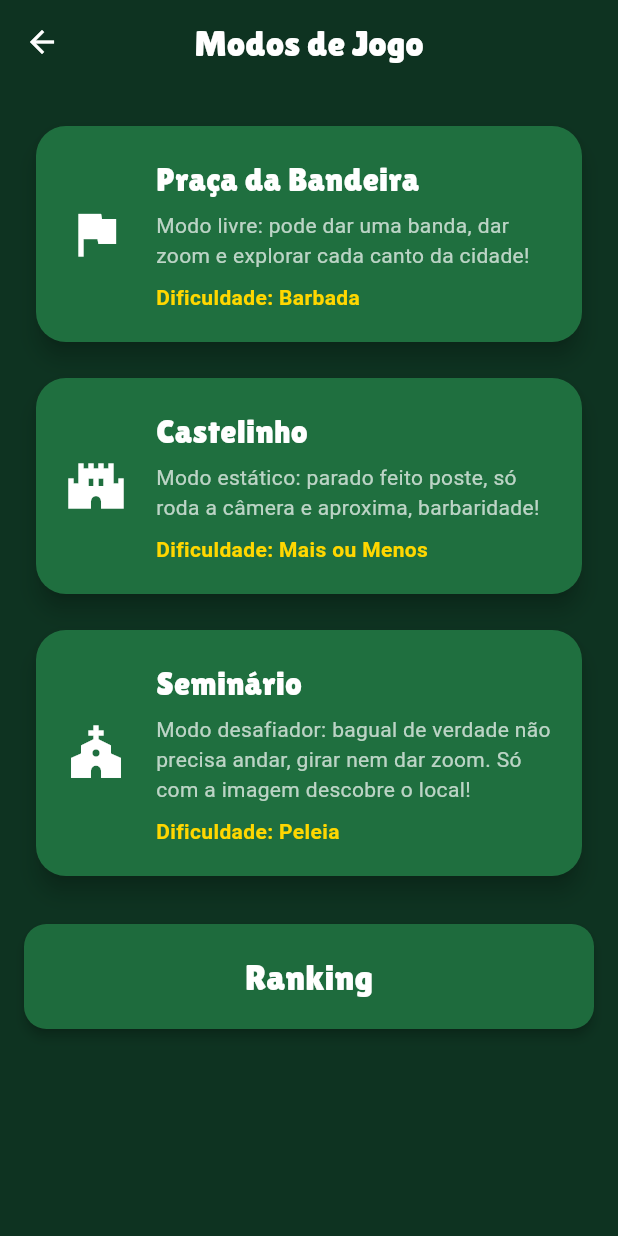
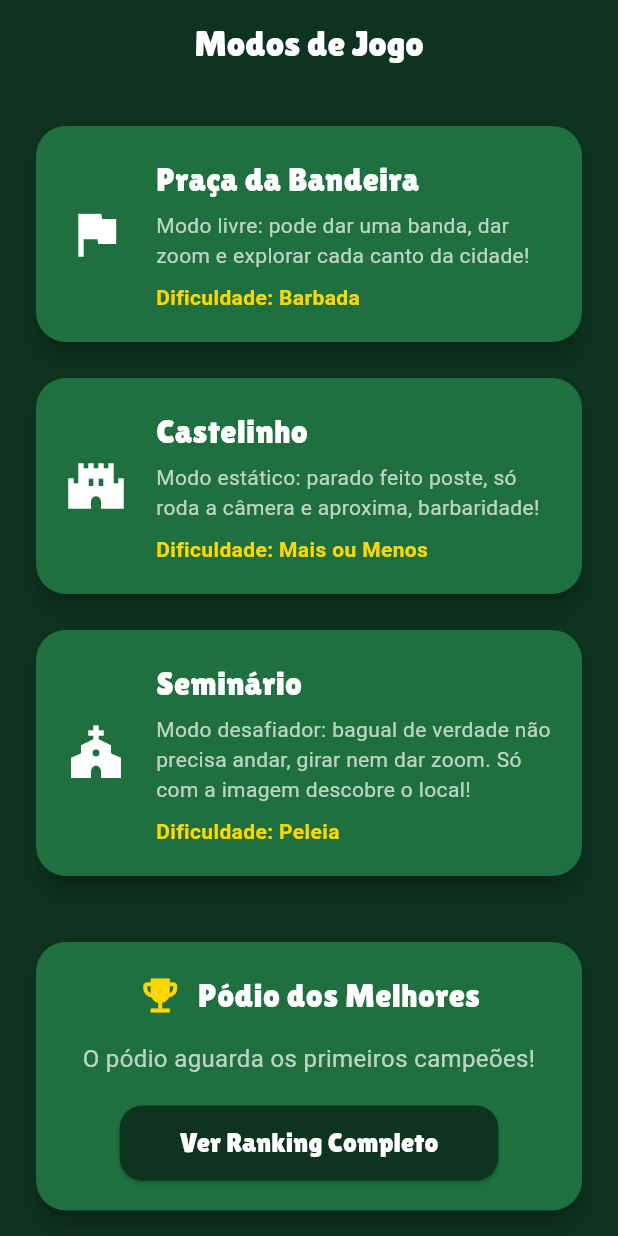
Before and after one commit to feliperodighero/GeoErechim, a Flutter app: the GameModesPage screen opened directly, on a phone screen of 412 x 824 dp. Run offline on Flutter 3.47's test engine with Material 3 defaults, Android fonts, the phone set to English and light mode, and no system bars; our stand-ins replace cloud_firestore, firebase_core, flutter_dotenv, flutter_svg, google_maps_flutter, percent_indicator; missing offline and left inert: flutter_google_street_view; accounts and stored records are empty.

Commit message:
refactor: change section of ranking

```diff
--- a/lib/pages/games_mode_page.dart
+++ b/lib/pages/games_mode_page.dart
@@ -4,9 +4,7 @@ import 'game_page.dart';
 import 'package:geoerechim/providers/game_state.dart';
 import 'package:geoerechim/utils/enums/game_modes.dart';
 import 'package:geoerechim/widgets/game_mode_card.dart';
-import 'package:geoerechim/widgets/custom_buttom.dart';
-import 'package:geoerechim/pages/ranking_page.dart';
-
+import 'package:geoerechim/widgets/top_three_ranking.dart'; // Importe o novo widget
 
 class GameModesPage extends StatelessWidget {
   const GameModesPage({super.key});
@@ -28,6 +26,7 @@ class GameModesPage extends StatelessWidget {
         ),
         centerTitle: true,
         elevation: 0,
+        automaticallyImplyLeading: false, // Remove a seta de voltar
       ),
       body: ListView(
         padding: const EdgeInsets.all(16),
@@ -42,7 +41,9 @@ class GameModesPage extends StatelessWidget {
               Provider.of<GameState>(context, listen: false).resetGame();
               Navigator.push(
                 context,
-                MaterialPageRoute(builder: (context) => const GamePage(mode: GameMode.pracaDaBandeira,)),
+                MaterialPageRoute(
+                    builder: (context) =>
+                        const GamePage(mode: GameMode.pracaDaBandeira)),
               );
             },
           ),
@@ -56,7 +57,9 @@ class GameModesPage extends StatelessWidget {
               Provider.of<GameState>(context, listen: false).resetGame();
               Navigator.push(
                 context,
-                MaterialPageRoute(builder: (context) => const GamePage(mode: GameMode.castelinho,)),
+                MaterialPageRoute(
+                    builder: (context) =>
+                        const GamePage(mode: GameMode.castelinho)),
               );
             },
           ),
@@ -70,20 +73,15 @@ class GameModesPage extends StatelessWidget {
               Provider.of<GameState>(context, listen: false).resetGame();
               Navigator.push(
                 context,
-                MaterialPageRoute(builder: (context) => const GamePage(mode: GameMode.seminario,)),
+                MaterialPageRoute(
+                    builder: (context) =>
+                        const GamePage(mode: GameMode.seminario)),
               );
             },
           ),
-           const SizedBox(height: 20),
-            CustomButton(
-              text: "Ranking",
-              onPressed: () {
-                Navigator.push(
-                  context,
-                  MaterialPageRoute(builder: (context) => const RankingPage()),
-                );
-              },
-            ),
+          const SizedBox(height: 20),
+          // Substitua o CustomButton pelo novo widget TopThreeRanking
+          const TopThreeRanking(),
         ],
       ),
     );
--- /dev/null
+++ b/lib/widgets/top_three_ranking.dart
@@ -0,0 +1,126 @@
+import 'package:cloud_firestore/cloud_firestore.dart';
+import 'package:flutter/material.dart';
+import 'package:geoerechim/pages/ranking_page.dart';
+
+class TopThreeRanking extends StatelessWidget {
+  const TopThreeRanking({super.key});
+
+  @override
+  Widget build(BuildContext context) {
+    return Card(
+      color: const Color(0xFF1F6F3F),
+      shape: RoundedRectangleBorder(borderRadius: BorderRadius.circular(20)),
+      elevation: 6,
+      margin: const EdgeInsets.symmetric(vertical: 12, horizontal: 8),
+      child: Padding(
+        padding: const EdgeInsets.all(20),
+        child: Column(
+          children: [
+            const Row(
+              mainAxisAlignment: MainAxisAlignment.center,
+              children: [
+                Icon(Icons.emoji_events, color: Color(0xFFFFD700), size: 30),
+                SizedBox(width: 10),
+                Text(
+                  "Pódio dos Melhores",
+                  style: TextStyle(
+                    fontSize: 22,
+                    color: Colors.white,
+                    fontFamily: 'Lilita One',
+                  ),
+                ),
+              ],
+            ),
+            const SizedBox(height: 15),
+            StreamBuilder<QuerySnapshot>(
+              stream: FirebaseFirestore.instance
+                  .collection('gameResults')
+                  .orderBy('totalScore', descending: true)
+                  .limit(3)
+                  .snapshots(),
+              builder: (context, snapshot) {
+                if (snapshot.connectionState == ConnectionState.waiting) {
+                  return const CircularProgressIndicator();
+                }
+                if (!snapshot.hasData || snapshot.data!.docs.isEmpty) {
+                  return const Text(
+                    "O pódio aguarda os primeiros campeões!",
+                    textAlign: TextAlign.center,
+                    style: TextStyle(color: Colors.white70, fontSize: 16),
+                  );
+                }
+
+                final results = snapshot.data!.docs;
+
+                return Column(
+                  children: List.generate(results.length, (index) {
+                    final result = results[index];
+                    return Padding(
+                      padding: const EdgeInsets.symmetric(vertical: 4.0),
+                      child: Row(
+                        children: [
+                          Text(
+                            '#${index + 1}',
+                            style: const TextStyle(
+                              color: Color(0xFFFFD700),
+                              fontSize: 18,
+                              fontWeight: FontWeight.bold,
+                            ),
+                          ),
+                          const SizedBox(width: 15),
+                          Expanded(
+                            child: Text(
+                              result['playerName'],
+                              style: const TextStyle(
+                                color: Colors.white,
+                                fontSize: 18,
+                              ),
+                              overflow: TextOverflow.ellipsis,
+                            ),
+                          ),
+                          Text(
+                            '${result['totalScore']} pts',
+                            style: const TextStyle(
+                              color: Colors.white,
+                              fontSize: 16,
+                              fontWeight: FontWeight.w500,
+                            ),
+                          ),
+                        ],
+                      ),
+                    );
+                  }),
+                );
+              },
+            ),
+            const SizedBox(height: 20),
+            ElevatedButton(
+              style: ElevatedButton.styleFrom(
+                backgroundColor: const Color(0xFF0E3321),
+                shape: RoundedRectangleBorder(
+                  borderRadius: BorderRadius.circular(15),
+                ),
+                padding:
+                    const EdgeInsets.symmetric(horizontal: 40, vertical: 12),
+              ),
+              onPressed: () {
+                Navigator.push(
+                  context,
+                  MaterialPageRoute(builder: (context) => const RankingPage()),
+                );
+              },
+              child: const Text(
+                'Ver Ranking Completo',
+                style: TextStyle(
+                  color: Colors.white,
+                  fontFamily: 'Lilita One',
+                  fontSize: 18,
+                ),
+              ),
+            ),
+          ],
+        ),
+      ),
+    );
+  }
+}
```
